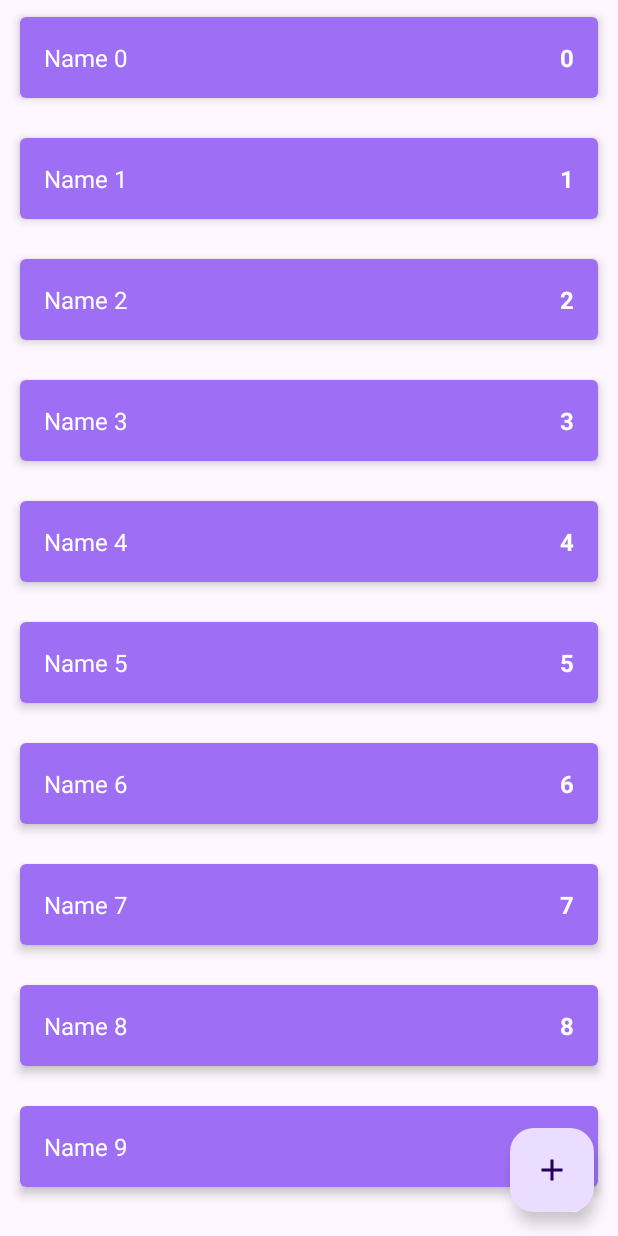
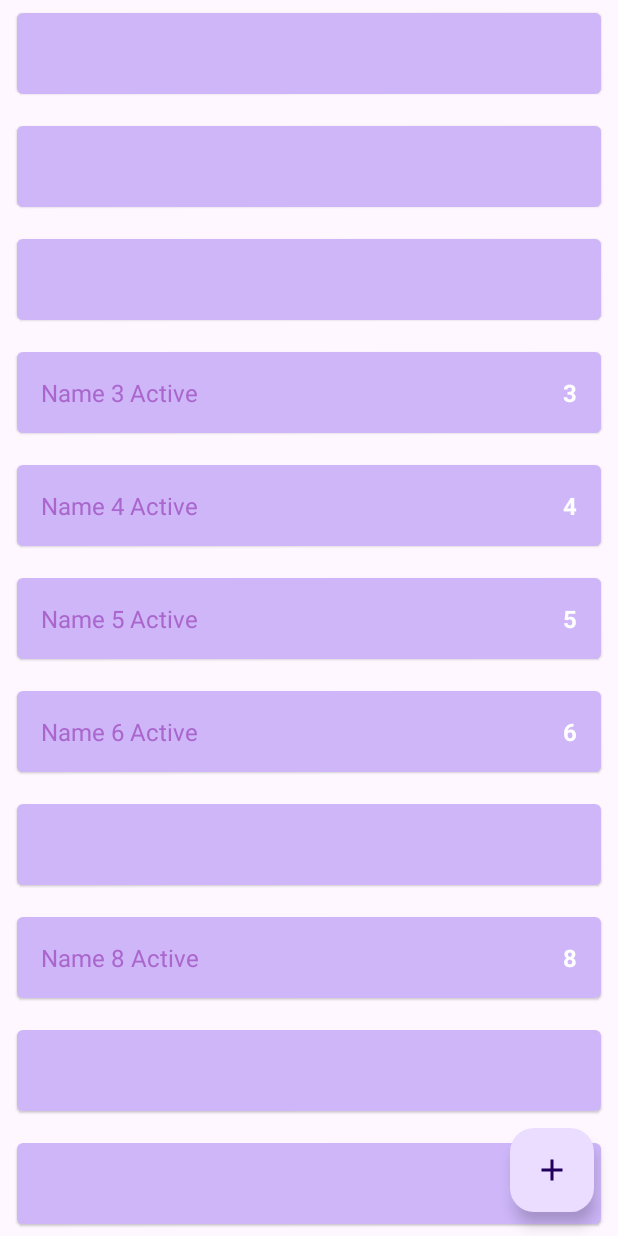
Before and after one commit to MPapyrus/ShoppingList, an Android app: the screen it shows after launch (MainActivity), on a phone screen of 412 x 824 dp. Run offline under Robolectric (Android 15) with nearby library versions, the phone set to English and light mode, and no system bars.

Commit message:
Learned bugs in RecyclerView

```diff
--- a/app/src/main/java/com/example/shoppinglist/data/ShopListRepositoryImpl.kt
+++ b/app/src/main/java/com/example/shoppinglist/data/ShopListRepositoryImpl.kt
@@ -4,6 +4,7 @@ import androidx.lifecycle.LiveData
 import androidx.lifecycle.MutableLiveData
 import com.example.shoppinglist.domain.ShopItem
 import com.example.shoppinglist.domain.ShopListRepository
+import kotlin.random.Random
 
 object ShopListRepositoryImpl: ShopListRepository {
 
@@ -14,8 +15,8 @@ object ShopListRepositoryImpl: ShopListRepository {
     private var autoIncrementId = 0
 
     init {
-        for (i in 0 until 10){
-            val item = ShopItem("Name $i", i, true)
+        for (i in 0 until 1000){
+            val item = ShopItem("Name $i", i, Random.nextBoolean())
             addShopItem(item)
         }
     }
--- a/app/src/main/java/com/example/shoppinglist/presentation/MainActivity.kt
+++ b/app/src/main/java/com/example/shoppinglist/presentation/MainActivity.kt
@@ -6,49 +6,31 @@ import android.widget.LinearLayout
 import android.widget.TextView
 import androidx.appcompat.app.AppCompatActivity
 import androidx.lifecycle.ViewModelProvider
+import androidx.recyclerview.widget.RecyclerView
 import com.example.shoppinglist.R
 import com.example.shoppinglist.domain.ShopItem
 
 class MainActivity : AppCompatActivity() {
 
     private lateinit var viewModel: MainViewModel
-    private lateinit var llShopList: LinearLayout
+    private lateinit var shopListAdapter: ShopListAdapter
+
 
     override fun onCreate(savedInstanceState: Bundle?) {
         super.onCreate(savedInstanceState)
         setContentView(R.layout.activity_main)
 
-        llShopList = findViewById(R.id.ll_shop_list)
-
+        setupRecyclerView()
         viewModel = ViewModelProvider(this)[MainViewModel::class.java]
         viewModel.shopList.observe(this){
-            showList(it)
+            shopListAdapter.shopList = it
         }
     }
 
-    private fun showList(list: List<ShopItem>){
-        llShopList.removeAllViews()
-        for (shopItem in list){
-            val layoutId = if (shopItem.enabled){
-                R.layout.item_shop_enabled
-            }
-            else{
-                R.layout.item_shop_disabled
-            }
+    private fun setupRecyclerView(){
+        val rvShopList = findViewById<RecyclerView>(R.id.rv_shop_list)
+        shopListAdapter = ShopListAdapter()
+        rvShopList.adapter = shopListAdapter
+    }
 
-            val view = LayoutInflater.from(this).inflate(layoutId, llShopList,false)
-            val tvName = view.findViewById<TextView>(R.id.tv_name)
-            val tvCount = view.findViewById<TextView>(R.id.tv_count)
-
-            tvName.text = shopItem.name
-            tvCount.text = shopItem.count.toString()
-
-            view.setOnLongClickListener{
-                viewModel.changeEnabledState(shopItem)
-                true
-            }
-
-            llShopList.addView(view)
-        }
-    }
 }
--- /dev/null
+++ b/app/src/main/java/com/example/shoppinglist/presentation/ShopListAdapter.kt
@@ -0,0 +1,68 @@
+package com.example.shoppinglist.presentation
+
+import android.view.LayoutInflater
+import android.view.View
+import android.view.ViewGroup
+import android.widget.TextView
+import androidx.core.content.ContextCompat
+import androidx.recyclerview.widget.RecyclerView
+import com.example.shoppinglist.R
+import com.example.shoppinglist.domain.ShopItem
+
+class ShopListAdapter : RecyclerView.Adapter<ShopListAdapter.ShopItemViewHolder>() {
+
+    var shopList = listOf<ShopItem>()
+        set(value) {
+            field = value
+            notifyDataSetChanged()
+        }
+
+    override fun onCreateViewHolder(parent: ViewGroup, viewType: Int): ShopItemViewHolder {
+        val view = LayoutInflater.from(parent.context).inflate(
+            R.layout.item_shop_disabled,
+            parent,
+            false
+        )
+        return ShopItemViewHolder(view)
+
+    }
+
+    override fun onBindViewHolder(viewHolder: ShopItemViewHolder, position: Int) {
+        val shopItem = shopList[position]
+        val status = if (shopItem.enabled) {
+            "Active"
+        } else {
+            "Not active"
+        }
+        viewHolder.itemView.setOnLongClickListener { true }
+
+        if (shopItem.enabled){
+            viewHolder.tvName.text = "${shopItem.name} $status"
+            viewHolder.tvCount.text = shopItem.count.toString()
+            viewHolder.tvName.setTextColor(ContextCompat.getColor(viewHolder.itemView.context, android.R.color.holo_purple))
+        } else {
+            viewHolder.tvName.text = ""
+            viewHolder.tvCount.text = ""
+            viewHolder.tvName.setTextColor(ContextCompat.getColor(viewHolder.itemView.context, android.R.color.white))
+        }
+
+    }
+
+//    override fun onViewRecycled(viewHolder: ShopItemViewHolder) {
+//        super.onViewRecycled(viewHolder)
+//        viewHolder.tvName.text = ""
+//        viewHolder.tvCount.text = ""
+//        viewHolder.tvName.setTextColor(ContextCompat.getColor(viewHolder.itemView.context, android.R.color.white))
+//    }
+
+    override fun getItemCount(): Int {
+        return shopList.size
+    }
+
+
+    class ShopItemViewHolder(view: View) : RecyclerView.ViewHolder(view) {
+        val tvName = view.findViewById<TextView>(R.id.tv_name)
+        val tvCount = view.findViewById<TextView>(R.id.tv_count)
+    }
+
+}
--- a/app/src/main/res/layout/activity_main.xml
+++ b/app/src/main/res/layout/activity_main.xml
@@ -7,22 +7,9 @@
     android:layout_height="match_parent"
     tools:context=".presentation.MainActivity">
 
-    <ScrollView
-        android:layout_width="match_parent"
-        android:layout_height="match_parent">
-
-        <LinearLayout
-            android:id="@+id/ll_shop_list"
-            android:layout_width="match_parent"
-            android:layout_height="wrap_content"
-            android:orientation="vertical"/>
-
-    </ScrollView>
-
-
     <androidx.recyclerview.widget.RecyclerView
         android:id="@+id/rv_shop_list"
-        android:visibility="gone"
+        android:visibility="visible"
         android:layout_width="0dp"
         android:layout_height="0dp"
         app:layout_constraintBottom_toBottomOf="parent"
```
